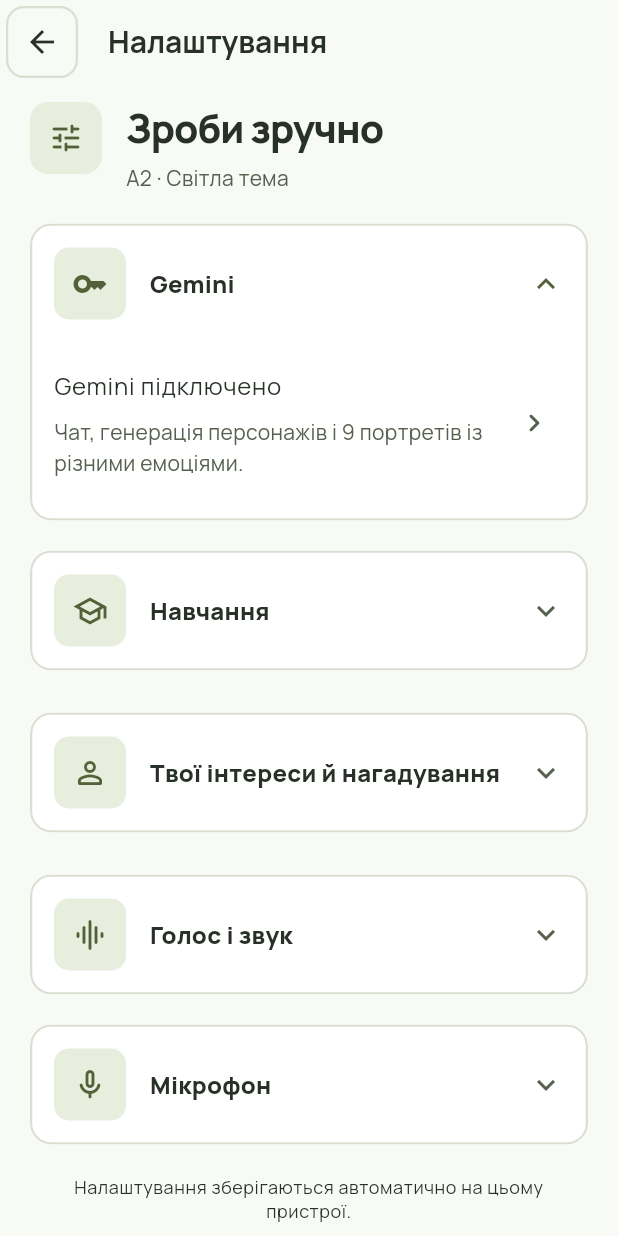
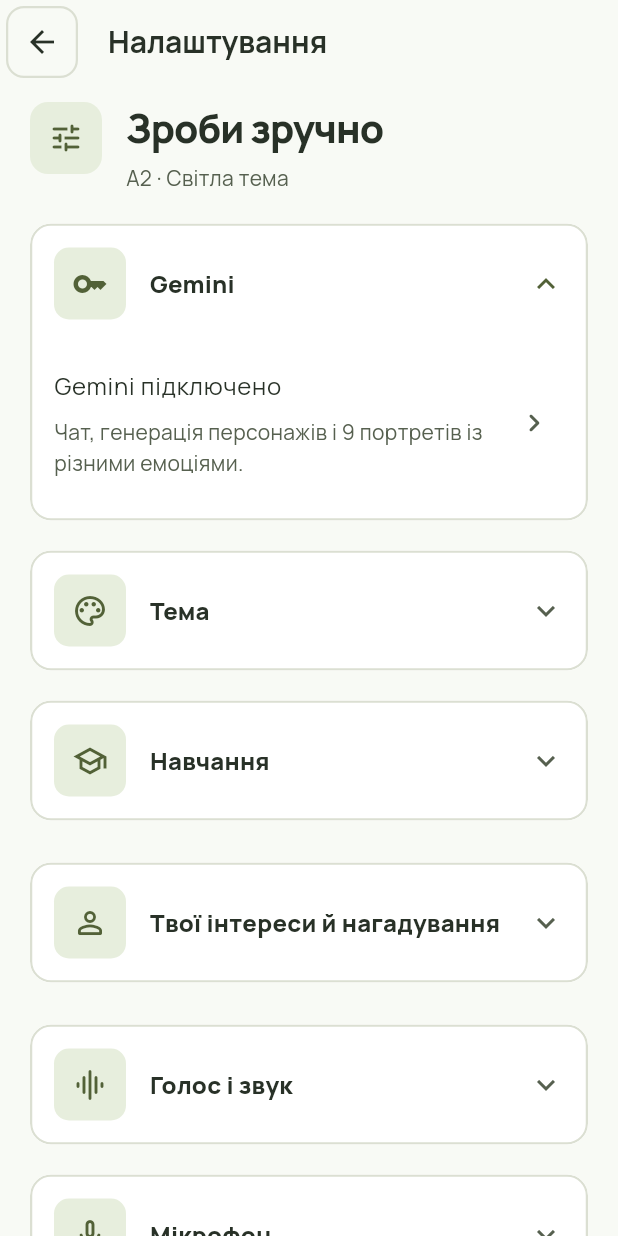
Before and after one commit to quilix11/ohymeku, a Flutter app: the SettingsScreen screen opened directly with empty values, on a phone screen of 412 x 824 dp. Run offline on Flutter 3.47's test engine with Material 3 defaults, Android fonts, the phone set to English and light mode, and no system bars; our stand-ins replace audioplayers, flutter_animate, flutter_dotenv, flutter_local_notifications, flutter_tts, shared_preferences and 2 more; accounts and stored records are empty.

Commit message:
Add draggable sentence words and saved theme choices

```diff
--- a/lib/main.dart
+++ b/lib/main.dart
@@ -115,7 +115,11 @@
       debugShowCheckedModeBanner: false,
       theme: _lightTheme,
       darkTheme: _darkTheme,
-      themeMode: ThemeMode.system,
+      themeMode: switch (_mode) {
+        AppThemeMode.light => ThemeMode.light,
+        AppThemeMode.dark => ThemeMode.dark,
+        AppThemeMode.system => ThemeMode.system,
+      },
       themeAnimationDuration: widget.settings.animationsEnabled
           ? const Duration(milliseconds: 220)
           : Duration.zero,
--- a/lib/screens/settings_screen.dart
+++ b/lib/screens/settings_screen.dart
@@ -342,6 +342,39 @@
                                                   ApiCredentials.clear),
                                               child: const Text(
                                                   'Видалити ключ із цього сеансу'))),
+                                  ]),
+                              const SizedBox(height: 20),
+                              _Section(
+                                  icon: Icons.palette_outlined,
+                                  title: 'Тема',
+                                  children: [
+                                    Padding(
+                                        padding: const EdgeInsets.all(16),
+                                        child: DropdownButtonFormField<
+                                                AppThemeMode>(
+                                            key: ValueKey(
+                                                'theme_choice_${settings.themeMode.name}'),
+                                            initialValue: settings.themeMode,
+                                            isExpanded: true,
+                                            decoration: const InputDecoration(
+                                                labelText: 'Тема застосунку'),
+                                            items: const [
+                                              DropdownMenuItem(
+                                                  value: AppThemeMode.system,
+                                                  child:
+                                                      Text('Як на телефоні')),
+                                              DropdownMenuItem(
+                                                  value: AppThemeMode.light,
+                                                  child: Text('Світла')),
+                                              DropdownMenuItem(
+                                                  value: AppThemeMode.dark,
+                                                  child: Text('Темна')),
+                                            ],
+                                            onChanged: (value) {
+                                              if (value != null) {
+                                                settings.setTheme(value);
+                                              }
+                                            })),
                                   ]),
                               const SizedBox(height: 20),
                               _Section(
@@ -731,7 +764,7 @@
         clipBehavior: Clip.antiAlias,
         child: ExpansionTile(
           key: PageStorageKey(title),
-          initiallyExpanded: title == 'Вигляд' || title == 'Gemini',
+          initiallyExpanded: title == 'Gemini',
           shape: const Border(),
           collapsedShape: const Border(),
           tilePadding: const EdgeInsets.symmetric(horizontal: 16, vertical: 12),
--- a/lib/services/meku_service.dart
+++ b/lib/services/meku_service.dart
@@ -576,7 +576,8 @@
       return 'Відкрито розділ застосунку.';
     }
     if (type == 'theme') {
-      return 'Тема автоматично відповідає телефону чи браузеру. Ручне перемикання вимкнено.';
+      navigate('settings');
+      return 'У розділі «Тема» можна вибрати «Як на телефоні», світлу або темну тему.';
     }
     if (type == 'card_count' &&
         value is int &&
--- a/lib/services/settings_service.dart
+++ b/lib/services/settings_service.dart
@@ -393,10 +393,13 @@
   int _lastCharacter = 0, _pauseSeconds = 3;
   String _speechLocale = 'en_US';
 
-  AppThemeMode get themeMode => AppThemeMode.system;
+  AppThemeMode _themeMode = AppThemeMode.system;
+  AppThemeMode get themeMode => _themeMode;
   bool get isDark =>
-      WidgetsBinding.instance.platformDispatcher.platformBrightness ==
-      Brightness.dark;
+      _themeMode == AppThemeMode.dark ||
+      (_themeMode == AppThemeMode.system &&
+          WidgetsBinding.instance.platformDispatcher.platformBrightness ==
+              Brightness.dark);
   double get ttsSpeed => _ttsSpeed;
   double get ttsVolume => _ttsVolume;
   bool get ttsEnabled => _ttsEnabled;
@@ -472,10 +475,12 @@
         } catch (_) {}
       }
     } catch (_) {}
-    // Old manual preferences no longer override the device appearance.
-    if (_prefs.getInt('theme_mode') != AppThemeMode.system.index) {
-      await _prefs.setInt('theme_mode', AppThemeMode.system.index);
-    }
+    final savedTheme = _prefs.getInt('theme_mode');
+    _themeMode = savedTheme != null &&
+            savedTheme >= 0 &&
+            savedTheme < AppThemeMode.values.length
+        ? AppThemeMode.values[savedTheme]
+        : AppThemeMode.system;
     for (final character in GameCharacter.values) {
       final voice = _prefs.getString('voice_${character.name}');
       if (voice != null) _voices[character] = voice;
@@ -514,9 +519,9 @@
     resumePortraits();
   }
 
-  // Compatibility for older callers: appearance always follows the device.
-  Future<void> setTheme(AppThemeMode _) async {
-    await _prefs.setInt('theme_mode', AppThemeMode.system.index);
+  Future<void> setTheme(AppThemeMode value) async {
+    await _prefs.setInt('theme_mode', value.index);
+    _themeMode = value;
     notifyListeners();
   }
 
```
Also changed, not shown: lib/screens/journey_quest_screen.dart (+11 -33 lines), lib/widgets/sentence_builder.dart (added, +147 -0 lines), 5 other files.
